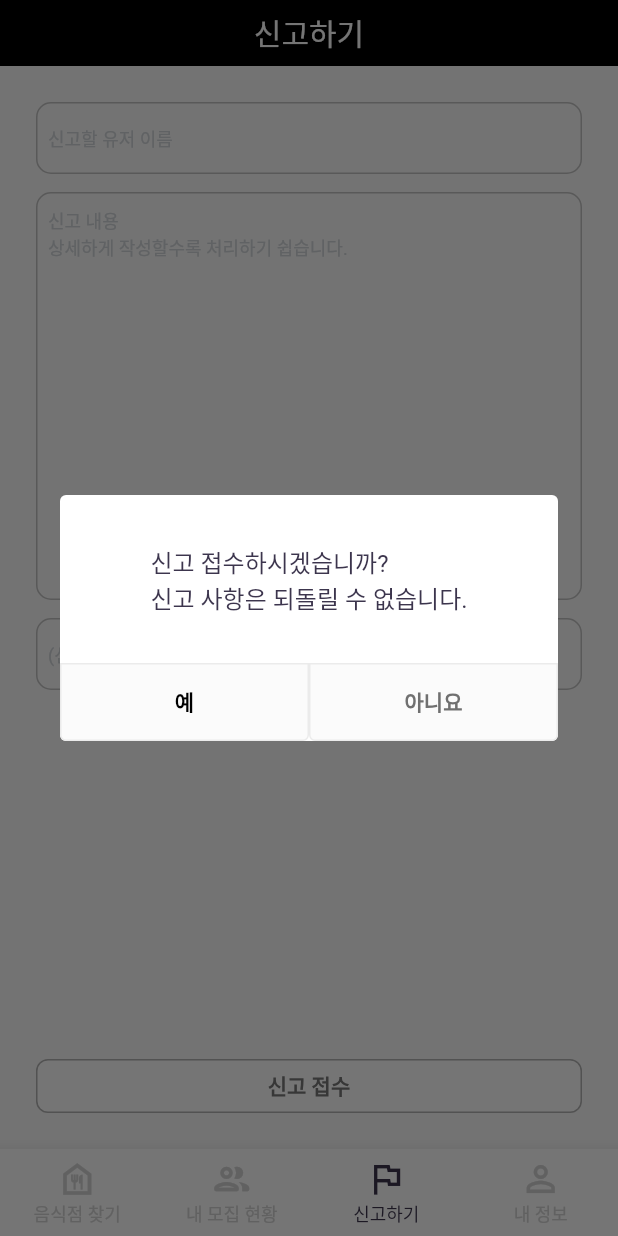
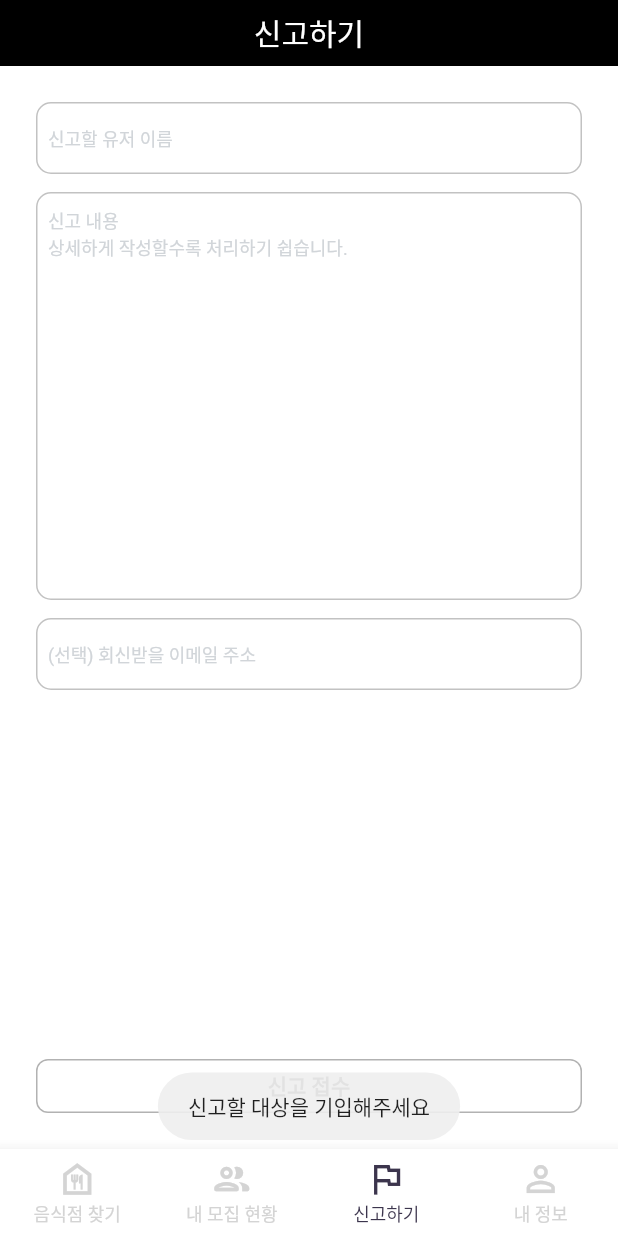
Before and after one commit to LiiNen/DeleTo, a Flutter app: the MainNavView screen opened directly, item 3 of the bottom bar chosen, after a tap on "신고 접수", on a phone screen of 412 x 824 dp. Run offline on Flutter 3.47's test engine with Material 2 defaults, Android fonts, the phone set to English and light mode, and no system bars; our stand-ins replace fluttertoast; Roboto replaces fonts that are missing (NotoSansCJKKR).

Commit message:
Add navigator from viewpage to report page

```diff
--- a/lib/component/default_button.dart
+++ b/lib/component/default_button.dart
@@ -6,7 +6,8 @@ class DefaultButton extends StatelessWidget {
   final dynamic callback;
   final double width;
   final double height;
-  DefaultButton({required this.title, required this.callback, this.width=88.0, this.height=36.0});
+  final double fontSize;
+  DefaultButton({required this.title, required this.callback, this.width=88.0, this.height=36.0, this.fontSize=14.0});
 
   @override
   Widget build(BuildContext context) {
@@ -23,7 +24,7 @@ class DefaultButton extends StatelessWidget {
           color: Colors.white,
         ),
         child: Center(
-          child: Text(title, style: textStyle(color: Color(0xff787878), weight: 600))
+          child: Text(title, style: textStyle(color: Color(0xff787878), weight: 600, size: fontSize))
         )
       )
     );
--- a/lib/component/default_text_field.dart
+++ b/lib/component/default_text_field.dart
@@ -8,7 +8,8 @@ class DefaultTextField extends StatelessWidget {
   final bool allowEnter;
   final FocusNode? nextFocusNode;
   final dynamic callback;
-  DefaultTextField({required this.controller, required this.focusNode, required this.hint, this.allowEnter=false, this.nextFocusNode, this.callback});
+  final bool enabled;
+  DefaultTextField({required this.controller, required this.focusNode, required this.hint, this.allowEnter=false, this.nextFocusNode, this.callback, this.enabled=true});
 
   @override
   Widget build(BuildContext context) {
@@ -31,6 +32,7 @@ class DefaultTextField extends StatelessWidget {
         if(callback != null) callback();
         if(allowEnter == false && nextFocusNode != null) nextFocusNode!.requestFocus();
       },
+      enabled: enabled,
     );
   }
 }
--- a/lib/login_view.dart
+++ b/lib/login_view.dart
@@ -24,6 +24,7 @@ class _LoginView extends State<LoginView> {
       child: GestureDetector(
         onTap: FocusManager.instance.primaryFocus?.unfocus,
         child: Scaffold(
+          backgroundColor: Colors.white,
           body: Container(
             margin: EdgeInsets.symmetric(horizontal: 32),
             child: Column(
--- a/lib/main.dart
+++ b/lib/main.dart
@@ -39,6 +39,7 @@ class _SplashView extends State<SplashView> {
     return WillPopScope(
       onWillPop: () => onWillPop(context),
       child: Scaffold(
+        backgroundColor: Colors.white,
         body: Container(
           width: MediaQuery.of(context).size.width,
           child: Column(
--- a/lib/main_nav/gather/gather_view.dart
+++ b/lib/main_nav/gather/gather_view.dart
@@ -29,6 +29,7 @@ class _GatherView extends State<GatherView> {
   Widget build(BuildContext context) {
     return Scaffold(
       appBar: DefaultAppBar(title: '내 모집 현황'),
+      backgroundColor: Colors.white,
       body: isLoaded ? (
         hasParty ? Container(
 
--- a/lib/main_nav/main_nav_view.dart
+++ b/lib/main_nav/main_nav_view.dart
@@ -21,7 +21,7 @@ class _MainNavView extends State<MainNavView> {
     _navItemList = <Widget>[
       SearchView(),
       GatherView(mainCallback: navMainForced,),
-      ReportView(mainCallback: navMainForced,),
+      ReportView(completeCallback: navMainForced,),
       UserView(),
     ];
     _selectedIndex = widget.initialIndex;
--- a/lib/main_nav/report/report_view.dart
+++ b/lib/main_nav/report/report_view.dart
@@ -6,8 +6,10 @@ import 'package:delito/function.dart';
 import 'package:flutter/material.dart';
 
 class ReportView extends StatefulWidget {
-  final dynamic mainCallback;
-  ReportView({required this.mainCallback});
+  final dynamic completeCallback;
+  final bool isBack;
+  final String userName;
+  ReportView({required this.completeCallback, this.isBack=false, this.userName=''});
   @override
   State<ReportView> createState() => _ReportView();
 }
@@ -21,11 +23,22 @@ class _ReportView extends State<ReportView> {
   FocusNode emailFocusNode = FocusNode();
 
   @override
+  void initState() {
+    super.initState();
+    if(widget.userName != '') {
+      setState(() {
+        userController.text = widget.userName;
+      });
+    }
+  }
+
+  @override
   Widget build(BuildContext context) {
     return GestureDetector(
       onTap: FocusManager.instance.primaryFocus?.unfocus,
       child: Scaffold(
-        appBar: DefaultAppBar(title: '신고하기'),
+        appBar: DefaultAppBar(title: '신고하기', back: widget.isBack,),
+        backgroundColor: Colors.white,
         body: Container(
           margin: EdgeInsets.symmetric(horizontal: 24),
           width: MediaQuery.of(context).size.width,
@@ -36,7 +49,7 @@ class _ReportView extends State<ReportView> {
             crossAxisAlignment: CrossAxisAlignment.center,
             children: [
               SizedBox(height: 24),
-              DefaultTextField(controller: userController, focusNode: userFocusNode, hint: '신고할 유저 이름', nextFocusNode: contentFocusNode,),
+              DefaultTextField(controller: userController, focusNode: userFocusNode, hint: '신고할 유저 이름', nextFocusNode: contentFocusNode, enabled: widget.userName == '' ? true : false),
               SizedBox(height: 12),
               DefaultTextField(controller: contentController, focusNode: contentFocusNode, hint: '신고 내용\n상세하게 작성할수록 처리하기 쉽습니다.', nextFocusNode: userFocusNode, allowEnter: true,),
               SizedBox(height: 12),
@@ -52,13 +65,21 @@ class _ReportView extends State<ReportView> {
   }
 
   _sendReport() async {
+    if(userController.text == '') {
+      showToast('신고할 대상을 기입해주세요');
+      return;
+    }
+    else if(contentController.text == '') {
+      showToast('신고 사유를 작성해주세요');
+      return;
+    }
     return (await showDialog(
       context: context,
       builder: (context) => ConfirmDialog(
         title: '신고 접수하시겠습니까?\n신고 사항은 되돌릴 수 없습니다.',
         positiveAction: () {
           showToast('신고 접수가 완료되었습니다!');
-          widget.mainCallback();
+          widget.completeCallback();
         },
         negativeAction: () {},
       ),
--- a/lib/main_nav/search/search_category_view.dart
+++ b/lib/main_nav/search/search_category_view.dart
@@ -36,6 +36,7 @@ class _SearchCategoryView extends State<SearchCategoryView> {
   Widget build(BuildContext context) {
     return Scaffold(
       appBar: DefaultAppBar(title: '모집글 찾기', back: true,),
+      backgroundColor: Colors.white,
       body: Container(
         child: SingleChildScrollView(
           child: Column(
--- a/lib/main_nav/search/search_view.dart
+++ b/lib/main_nav/search/search_view.dart
@@ -19,6 +19,7 @@ class _SearchView extends State<SearchView> {
   Widget build(BuildContext context) {
     return Scaffold(
       appBar: DefaultAppBar(title: '음식 카테고리 선택'),
+      backgroundColor: Colors.white,
       body: Container(
         width: MediaQuery.of(context).size.width,
         height: MediaQuery.of(context).size.height,
--- a/lib/object/store.dart
+++ b/lib/object/store.dart
@@ -10,8 +10,10 @@ class Store {
   final int deliveryPrice;
   final int leastPrice;
   final bool open;
+  final String time;
+  final String userName;
 
-  Store({required this.id, this.userId=0, this.imgSrc='', required this.title, this.content='', required this.name, required this.curNum, required this.maxNum, this.deliveryPrice=0, this.leastPrice=0, this.open=true});
+  Store({required this.id, this.userId=0, this.imgSrc='', required this.title, this.content='', required this.name, required this.curNum, required this.maxNum, this.deliveryPrice=0, this.leastPrice=0, this.open=true, this.time='4/3 23:00', this.userName='딜리투계정'});
 }
 
 var testStoreList = [
```
Also changed, not shown: lib/store/comment/comment_item_container.dart (+16 -2 lines), lib/store/store_board_view.dart (+29 -1 lines).
